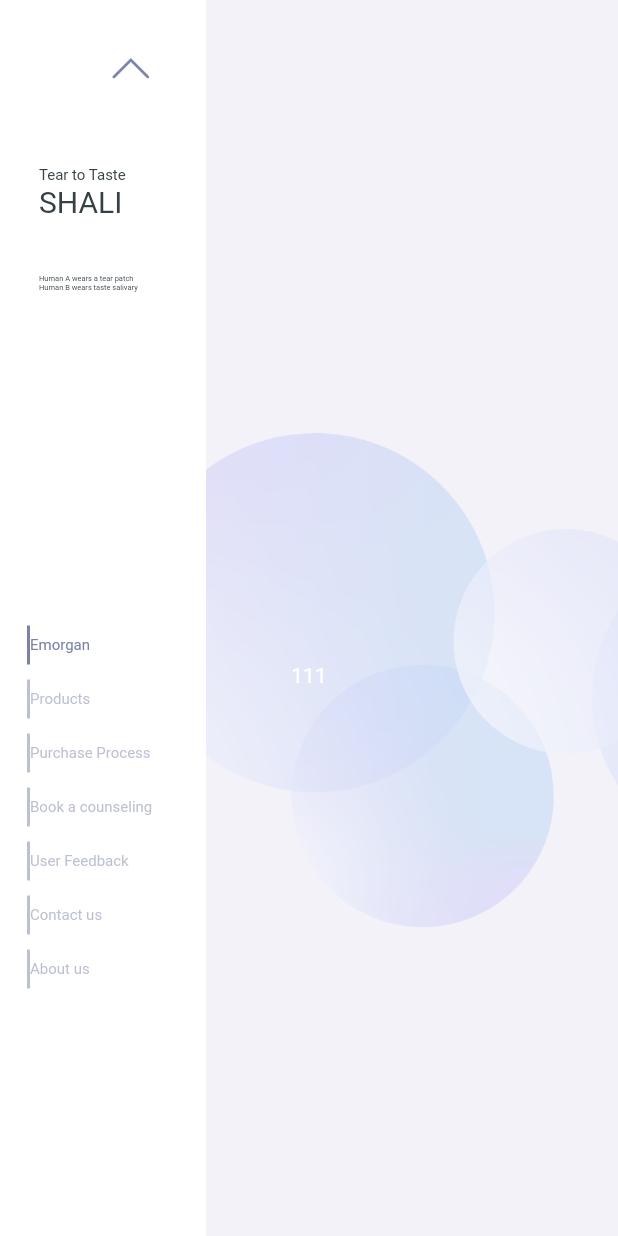
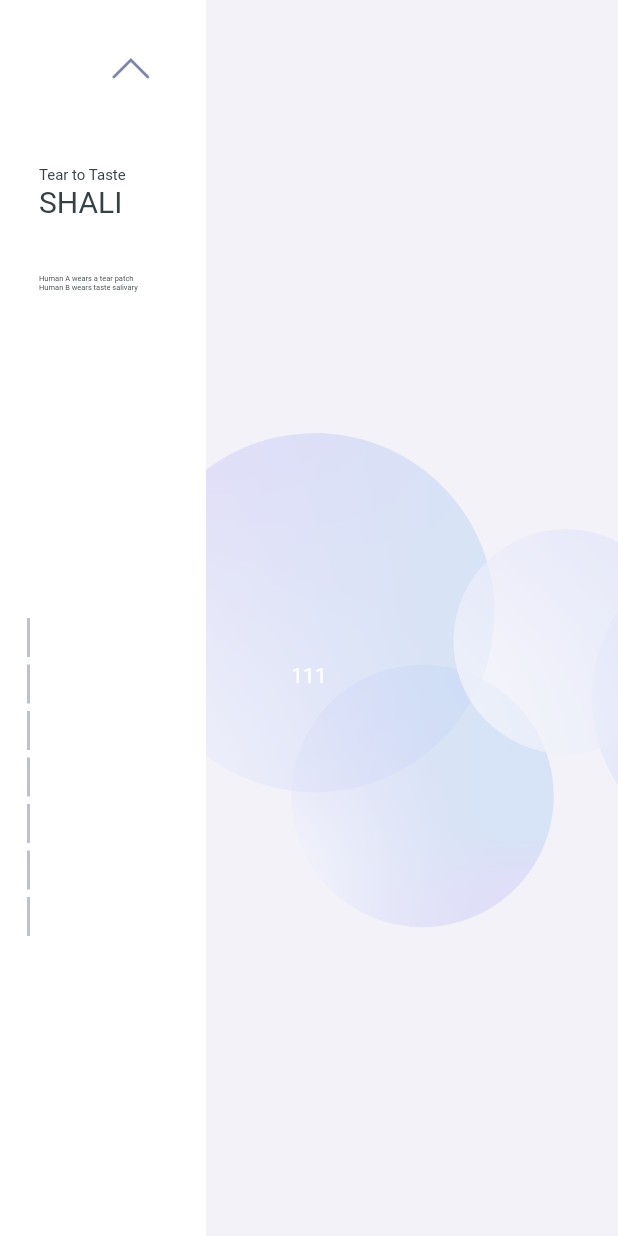
Before and after one commit to dustinchu/student_emorgan, a Flutter app: the screen it shows after launch, on a phone screen of 412 x 824 dp. Run offline on Flutter 3.47's test engine with Material 2 defaults, Android fonts, the light colour scheme and no system bars; our stand-ins replace carousel_slider, flutter_modular, pin_input_text_field, url_strategy; missing offline and left inert: vs_scrollbar.

Commit message:
menu test animation

```diff
--- a/lib/screen/home/home_booking.dart
+++ b/lib/screen/home/home_booking.dart
@@ -416,6 +416,7 @@ class _DateWidgetState extends State<DateWidget> {
         //點擊後動畫展開
         AnimatedCrossFade(
           duration: const Duration(milliseconds: 700),
+          //讓沒元件的時候一樣高
           firstChild: Column(
             children: items
                 .map((e) => Container(
--- a/lib/screen/home/home_menu.dart
+++ b/lib/screen/home/home_menu.dart
@@ -1,7 +1,7 @@
 import 'package:emorgan/common/font_size.dart';
 import 'package:flutter/material.dart';
 
-class HomeMenu extends StatelessWidget {
+class HomeMenu extends StatefulWidget {
   final bool selected;
   final VoidCallback emorgan;
   final VoidCallback products;
@@ -21,24 +21,115 @@ class HomeMenu extends StatelessWidget {
       this.contact,
       this.about})
       : super(key: key);
+  @override
+  _HomeMenuState createState() => _HomeMenuState();
+}
 
+bool touch = false;
+bool inner = false;
+bool out = false;
+
+class _HomeMenuState extends State<HomeMenu> {
   @override
   Widget build(BuildContext context) {
-    double w=MediaQuery.of(context).size.width;
-    return Column(
+    List<String> listStr = [
+      "Emorgan",
+      "Products",
+      "Purchase Process",
+      "Book a counseling",
+      "User Feedback",
+      "Contact us",
+      "About us",
+    ];
+
+    double w = MediaQuery.of(context).size.width;
+    return Row(
+
       children: [
-        menu("Emorgan", true,w),
-        menu("Products", false,w),
-        menu("Purchase Process", false,w),
-        menu("Book a counseling", false,w),
-        menu("User Feedback", false,w),
-        menu("Contact us", false,w),
-        menu("About us", false,w)
-      ],
-    );
+      Column(
+        children: listStr
+            .map(
+              (e) => Container(
+                margin: EdgeInsets.only(bottom: 5),
+                height: 26,
+                width: 2,
+                color: false ? Color(0xFF7A82A7) : Color(0x807A82A7),
+              ),
+            )
+            .toList(),
+      ),
+      SizedBox(
+        width: 10,
+      ),
+      AnimatedCrossFade(
+        duration: const Duration(milliseconds: 700),
+        //讓沒元件的時候一樣高
+        firstChild: InkWell(
+          onTap: () {},
+          onHover: (value) {
+            setState(() {
+              if (out == false) {
+                out = true;
+                touch = value;
+              }
+            });
+          },
+          child: Container(
+            width: 150,
+            height: 250,
+            // color:Colors.black,
+          ),
+        ),
+        secondChild: InkWell(
+          onTap: () {},
+          onHover: (value) {
+            setState(() {
+              if (out == true) {
+                if (value == false) {
+                  // print(value);
+                  out = false;
+                  touch = value;
+                }
+              }
+            });
+          },
+          child: Column(
+            mainAxisAlignment: MainAxisAlignment.start,
+            crossAxisAlignment: CrossAxisAlignment.start,
+            children: listStr
+                .map((value) => Container(
+                      padding: EdgeInsets.all(0),
+                      height: 26,
+                      margin: EdgeInsets.only(bottom: 5),
+                      alignment: Alignment.center,
+                      child: Text(
+                        "$value",
+                        style: TextStyle(
+                            fontSize: windows_width_medium_size(w),
+                            color: Color(0xFF424648)),
+                      ),
+                    ))
+                .toList(),
+          ),
+        ),
+        crossFadeState:
+            touch ? CrossFadeState.showSecond : CrossFadeState.showFirst,
+      )
+    ]);
+    // return Column(
+    //   children: [
+    //     menu("Emorgan", true,w),
+    //     menu("Products", false,w),
+    //     menu("Purchase Process", false,w),
+    //     menu("Book a counseling", false,w),
+    //     menu("User Feedback", false,w),
+    //     menu("Contact us", false,w),
+    //     menu("About us", false,w)
+    //   ],
+    // );
   }
 
-  Widget menu(String text, bool selected,w) {
+  Widget menu(String text, bool selected, w) {
     return Material(
       color: Colors.transparent,
       child: InkWell(
@@ -57,7 +148,7 @@ class HomeMenu extends StatelessWidget {
               Text(
                 text,
                 style: TextStyle(
-                    fontSize:windows_width_medium_size(w),
+                    fontSize: windows_width_medium_size(w),
                     color: selected ? Color(0xFF7A82A7) : Color(0x807A82A7)),
               )
             ],
```
Also changed, not shown: 3 other files.
